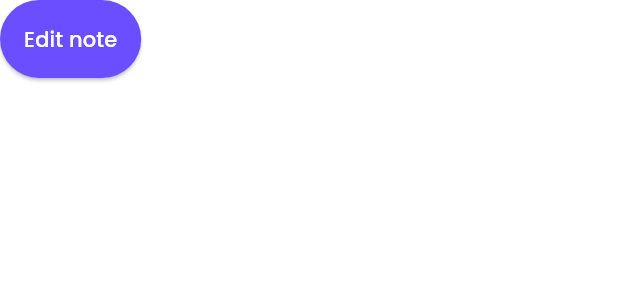
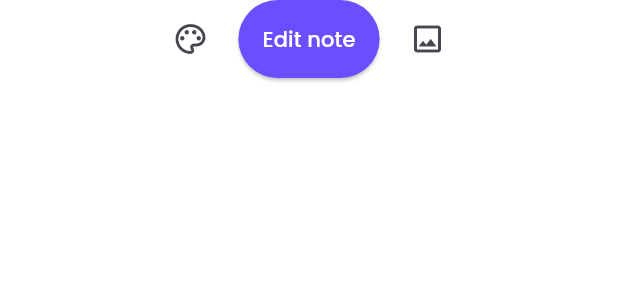
Before and after one commit to AhmedTarek-f/notes-app, a Flutter app: the FloatingEditNote widget shown alone on an empty page, opened directly, on a phone screen of 412 x 824 dp. Shown: the top 300 px of the screen. Run offline on Flutter 3.47's test engine with Material 3 defaults, Android fonts, the light colour scheme and no system bars; our stand-ins replace flutter_colorpicker, flutter_native_splash, get, get_storage, lottie; missing offline and left inert: dart:ffi; accounts and stored records are empty; statements that could not run were skipped.

Commit message:
adding change note color feature in edit notee

```diff
--- a/lib/features/edit_note/presentation/views/widgets/floating_edit_note.dart
+++ b/lib/features/edit_note/presentation/views/widgets/floating_edit_note.dart
@@ -12,7 +12,13 @@
   @override
   Widget build(BuildContext context) {
     final EditNoteController controller = EditNoteController.instance;
-    return ElevatedButton(
+    return Row(
+      mainAxisAlignment: MainAxisAlignment.center,
+      children: [
+        IconButton(onPressed: (){controller.changeNoteColor(context);}, icon: const Icon(Icons.color_lens_outlined)),
+        Padding(
+          padding: const EdgeInsets.symmetric(horizontal: 8.0),
+          child: ElevatedButton(
             style: ElevatedButton.styleFrom(
                 backgroundColor: NoteColors.primaryColor,
                 padding: const EdgeInsets.all(16)
@@ -21,6 +27,10 @@
               await controller.editNote();
             },
             child: const Text("Edit note",style: TextStyle(color: Colors.white),),
+          ),
+        ),
+        IconButton(onPressed: (){}, icon: const Icon(Icons.image_outlined)),
+      ],
     );
   }
 }
```
Also changed, not shown: lib/features/edit_note/presentation/views_model/edit_note_controller.dart (+41 -1 lines). Lines whose indentation alone changed are shown as unchanged.
